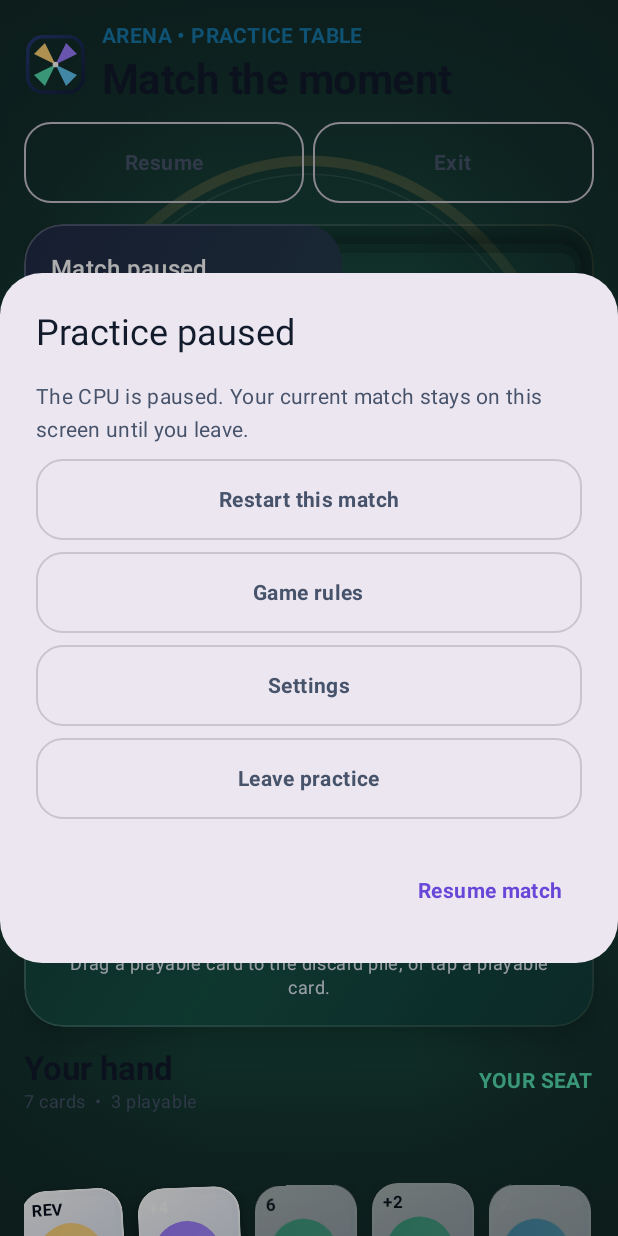
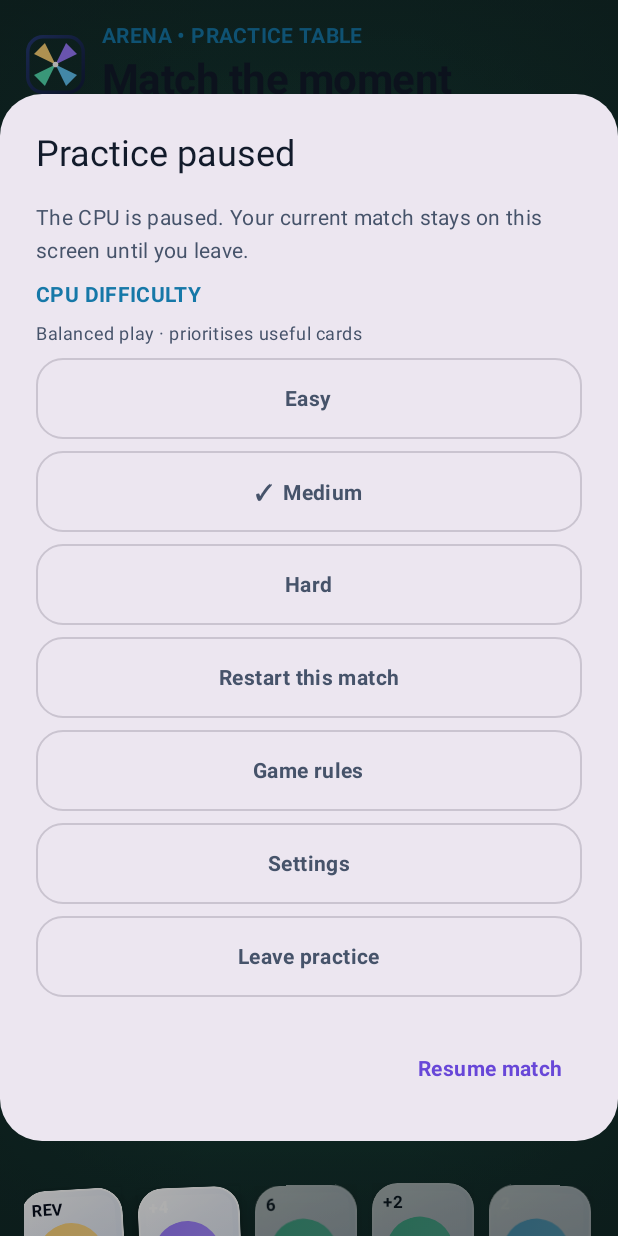
Before and after one commit to Ashok-Workshop/ArenaCards, an Android app built with Jetpack Compose: the composable ArenaCardsGameScreen shown on its own in the app's theme, after a tap on "Pause", on a phone screen of 412 x 824 dp. Run offline under Robolectric (Android 15) with nearby library versions, the phone set to English and light mode, and no system bars; our stand-ins replace Firebase (no records; nobody signed in at launch, a user with empty details on screens opened directly); 4 statements that could not run were skipped.

Commit message:
Expose CPU difficulty selection in the practice pause menu

```diff
--- a/feature/game/src/main/java/com/arenacards/feature/game/GameScreen.kt
+++ b/feature/game/src/main/java/com/arenacards/feature/game/GameScreen.kt
@@ -540,6 +540,32 @@ fun ArenaCardsGameScreen(
             text = {
                 Column(verticalArrangement = Arrangement.spacedBy(8.dp)) {
                     Text("The CPU is paused. Your current match stays on this screen until you leave.")
+                    Text(
+                        "CPU DIFFICULTY",
+                        color = MaterialTheme.colorScheme.secondary,
+                        style = MaterialTheme.typography.labelLarge,
+                        fontWeight = FontWeight.Bold
+                    )
+                    Text(
+                        when (state.difficulty) {
+                            CpuDifficulty.EASY -> "Relaxed play · random legal moves"
+                            CpuDifficulty.MEDIUM -> "Balanced play · prioritises useful cards"
+                            CpuDifficulty.HARD -> "Strategic play · stronger card choices"
+                        },
+                        color = MaterialTheme.colorScheme.onSurfaceVariant,
+                        style = MaterialTheme.typography.bodySmall
+                    )
+                    listOf(
+                        CpuDifficulty.EASY to "Easy",
+                        CpuDifficulty.MEDIUM to "Medium",
+                        CpuDifficulty.HARD to "Hard"
+                    ).forEach { (difficulty, label) ->
+                        ArenaSecondaryButton(
+                            text = (if (state.difficulty == difficulty) "✓  " else "") + label,
+                            onClick = { viewModel.setDifficulty(difficulty) },
+                            modifier = Modifier.fillMaxWidth()
+                        )
+                    }
                     ArenaSecondaryButton(
                         text = "Restart this match",
                         onClick = { showRestartConfirmation = true },
```
